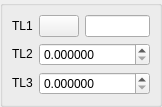
Qt form src/HEXABLOCKGUI/MyDlgRef/DlgRef_1Sel2Spin_QTD.ui (SalomePlatform/hexablock) before a commit.
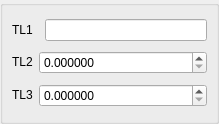
The same form after that commit. Custom widgets are drawn as their Qt base class.

```diff
--- a/src/HEXABLOCKGUI/MyDlgRef/DlgRef_1Sel2Spin_QTD.ui
+++ b/src/HEXABLOCKGUI/MyDlgRef/DlgRef_1Sel2Spin_QTD.ui
@@ -6,8 +6,8 @@
    <rect>
     <x>0</x>
     <y>0</y>
-    <width>156</width>
-    <height>101</height>
+    <width>219</width>
+    <height>124</height>
    </rect>
   </property>
   <property name="windowTitle">
@@ -103,19 +103,6 @@
       <item row="0" column="2">
        <widget class="QLineEdit" name="LineEdit1"/>
       </item>
-      <item row="0" column="1">
-       <widget class="QPushButton" name="PushButton1">
-        <property name="sizePolicy">
-         <sizepolicy hsizetype="Fixed" vsizetype="Fixed">
-          <horstretch>0</horstretch>
-          <verstretch>0</verstretch>
-         </sizepolicy>
-        </property>
-        <property name="text">
-         <string/>
-        </property>
-       </widget>
-      </item>
      </layout>
     </widget>
    </item>
```
Left out of the diff: 1 changed line with no effect on the pictures.
